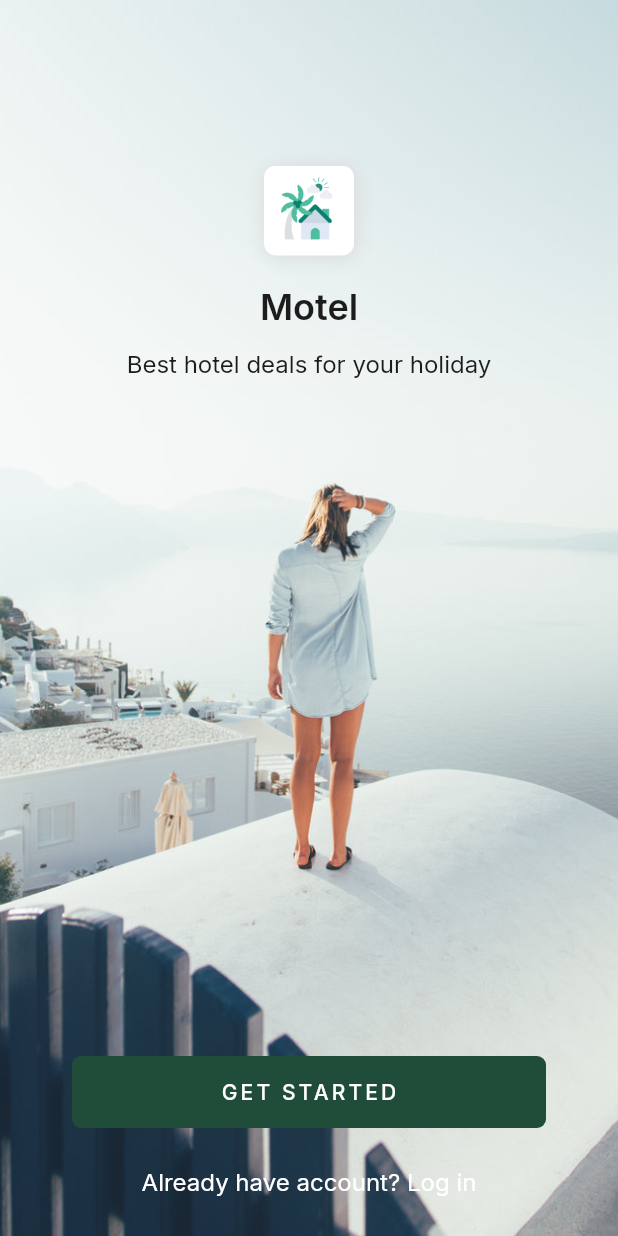
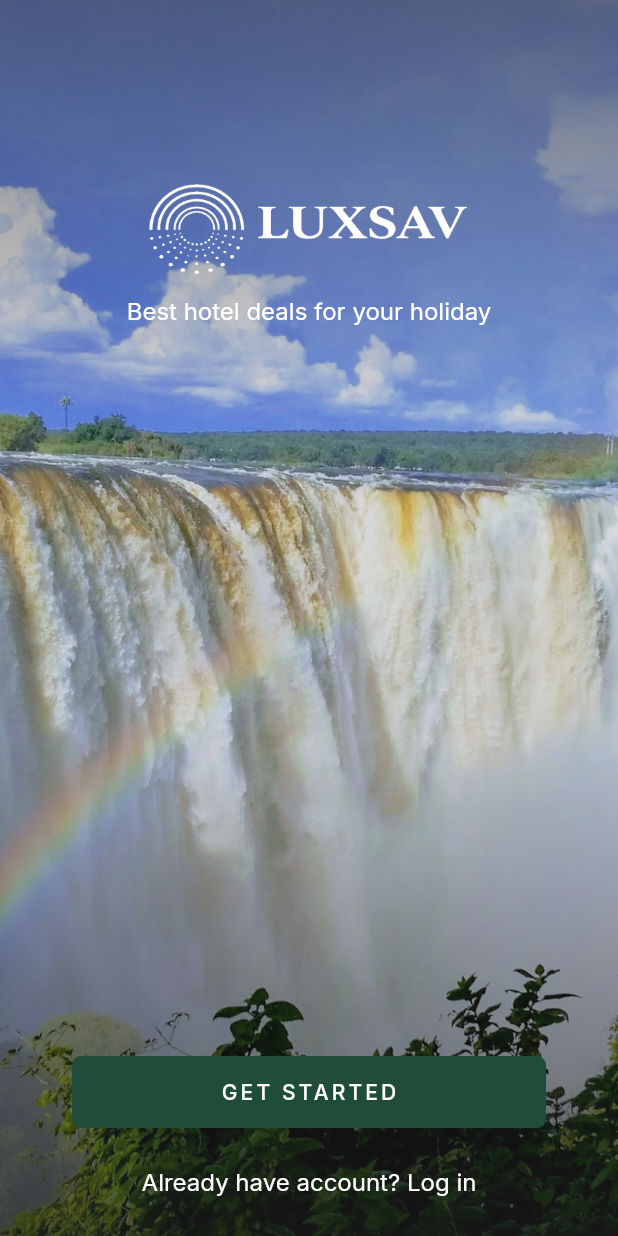
Before and after one commit to lion054/luxsav_app, a Flutter app: the screen it shows after launch, on a phone screen of 412 x 824 dp. Run offline on Flutter 3.47's test engine with Material 3 defaults, Android fonts, the phone set to English and light mode, and no system bars; our stand-ins replace flutter_rating_bar, font_awesome_flutter, get, google_maps_flutter, shared_preferences, smooth_page_indicator.

Commit message:
LuxSav app icon, logo and splash
- Launcher icons for Android (adaptive, legacy, round), iOS and web: the
  LuxSav mark from luxsav.com in champagne gold on forest green. The source
  favicon's teal isn't a brand colour, so the mark is recoloured to gold, as
  in the site's gold logo. iOS icons are opaque, as the App Store requires.
- Native launch screens use forest green instead of white/black.
- Splash: the luxsav.com homepage hero (Victoria Falls) cropped to portrait,
  a charcoal gradient for legibility, and the white LuxSav wordmark in place
  of the Motel icon and name. The kit's splash photo is removed.

Icons are rendered from the 400px favicon; a vector logo would give a
sharper 1024px store icon.

Co-Authored-By: Claude Opus 5 <noreply@anthropic.com>

```diff
--- a/lib/constants/localfiles.dart
+++ b/lib/constants/localfiles.dart
@@ -37,7 +37,11 @@ class Localfiles {
   static const String hotelType_7 = '${baseImageUrl}hotel_Type_7.jpg';
   static const String hotelType_8 = '${baseImageUrl}hotel_Type_8.jpg';
   static const String hotelType_9 = '${baseImageUrl}hotel_Type_9.jpg';
-  static const String introduction = '${baseImageUrl}introduction.jpg';
+  static const String introduction = '${baseImageUrl}splash_victoria_falls.jpg';
+
+  // LuxSav brand artwork, from luxsav.com.
+  static const String logoWhite = '${baseImageUrl}luxsav_logo_white.png';
+  static const String logoGold = '${baseImageUrl}luxsav_logo_gold.png';
   static const String introduction1 = '${baseImageUrl}introduction1.png';
   static const String introduction2 = '${baseImageUrl}introduction2.png';
   static const String introduction3 = '${baseImageUrl}introduction3.png';
--- a/lib/modules/splash/splash_screen.dart
+++ b/lib/modules/splash/splash_screen.dart
@@ -1,4 +1,5 @@
 import 'package:flutter/material.dart';
+import 'package:luxsav_companion/constants/luxsav_brand.dart';
 import 'package:get/get.dart';
 import 'package:luxsav_companion/constants/localfiles.dart';
 import 'package:luxsav_companion/constants/text_styles.dart';
@@ -50,34 +51,33 @@ class _SplashScreenState extends State<SplashScreen> {
             height: MediaQuery.of(context).size.height,
             child: Image.asset(Localfiles.introduction, fit: BoxFit.cover),
           ),
+          // Victoria Falls is bright at the top and busy at the bottom, so a
+          // charcoal gradient keeps the logo and buttons legible over it.
+          DecoratedBox(
+            decoration: BoxDecoration(
+              gradient: LinearGradient(
+                begin: Alignment.topCenter,
+                end: Alignment.bottomCenter,
+                stops: const [0.0, 0.35, 0.6, 1.0],
+                colors: [
+                  LuxColors.charcoal.withValues(alpha: 0.55),
+                  LuxColors.charcoal.withValues(alpha: 0.15),
+                  LuxColors.charcoal.withValues(alpha: 0.15),
+                  LuxColors.charcoal.withValues(alpha: 0.75),
+                ],
+              ),
+            ),
+            child: const SizedBox.expand(),
+          ),
           Column(
             children: <Widget>[
               const Expanded(flex: 1, child: SizedBox()),
               Center(
-                child: Container(
-                  width: 60,
-                  height: 60,
-                  decoration: BoxDecoration(
-                    borderRadius: const BorderRadius.all(Radius.circular(8.0)),
-                    boxShadow: <BoxShadow>[
-                      BoxShadow(
-                        color: Theme.of(context).dividerColor,
-                        offset: const Offset(1.1, 1.1),
-                        blurRadius: 10.0,
-                      ),
-                    ],
-                  ),
-                  child: ClipRRect(
-                    borderRadius: const BorderRadius.all(Radius.circular(8.0)),
-                    child: Image.asset(Localfiles.appIcon),
-                  ),
+                child: Image.asset(
+                  Localfiles.logoWhite,
+                  width: 220,
+                  semanticLabel: 'LuxSav',
                 ),
-              ),
-              const SizedBox(height: 16),
-              Text(
-                "Motel",
-                textAlign: TextAlign.left,
-                style: TextStyles(context).bold().copyWith(fontSize: 24),
               ),
               const SizedBox(height: 8),
               AnimatedOpacity(
@@ -85,8 +85,10 @@ class _SplashScreenState extends State<SplashScreen> {
                 duration: const Duration(milliseconds: 420),
                 child: Text(
                   Loc.alized.best_hotel_deals,
-                  textAlign: TextAlign.left,
-                  style: TextStyles(context).regular().copyWith(),
+                  textAlign: TextAlign.center,
+                  style: TextStyles(
+                    context,
+                  ).regular().copyWith(color: AppTheme.whiteColor),
                 ),
               ),
               const Expanded(flex: 4, child: SizedBox()),
```
Also changed, not shown: assets/images/appIcon.png, assets/images/introduction.jpg (deleted), assets/images/luxsav_logo_gold.png (added), assets/images/luxsav_logo_white.png (added), assets/images/splash_victoria_falls.jpg (added), 40 other files.
